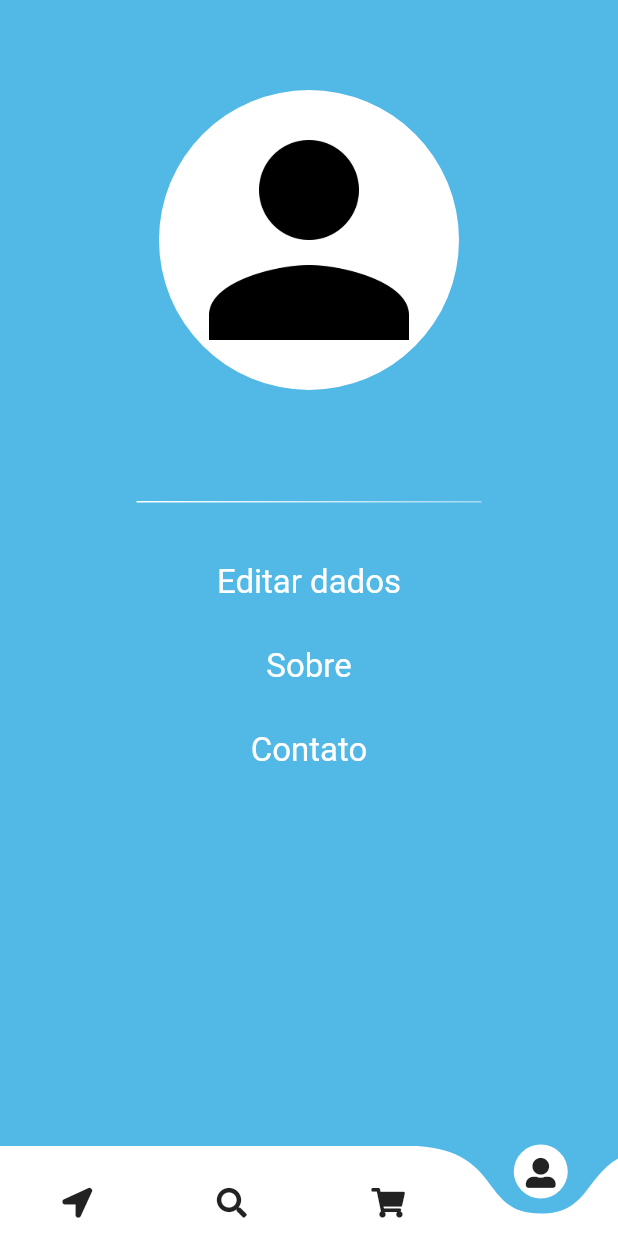
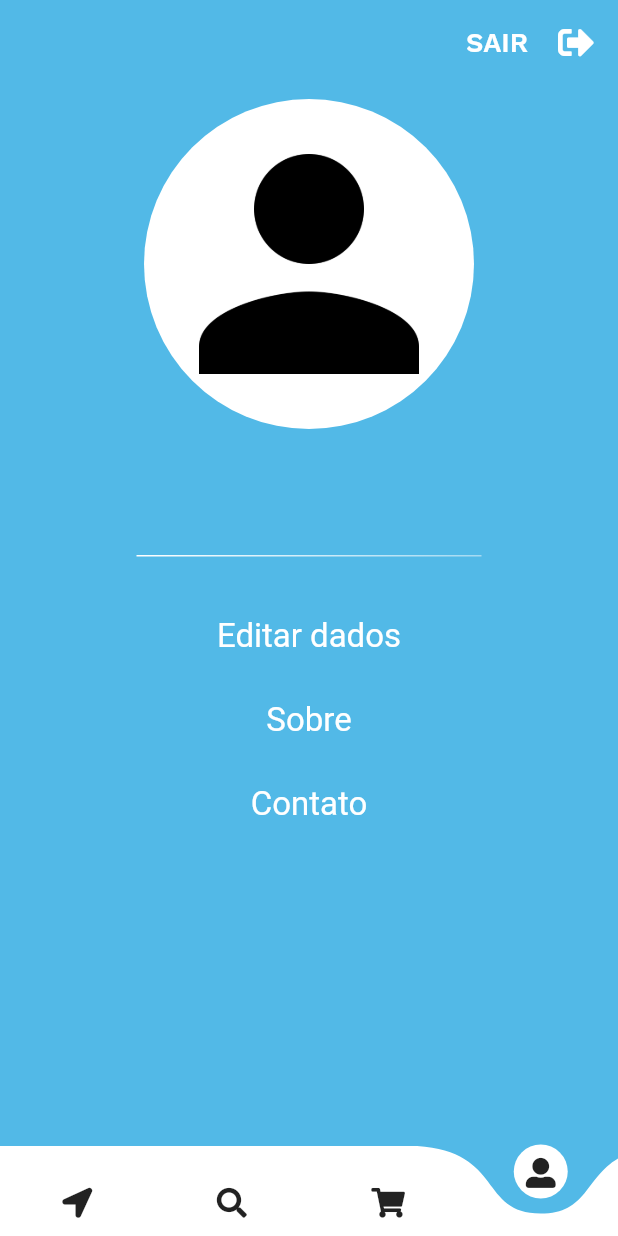
Before and after one commit to lenigmacedo/TCC, a Flutter app: the HomeScreen screen opened directly, item 4 of the bottom bar chosen, on a phone screen of 412 x 824 dp. Run offline on Flutter 3.47's test engine with Material 2 defaults, Android fonts, the phone set to English and light mode, and no system bars; drawn by our look-alikes of curved_navigation_bar; our stand-ins replace cloud_firestore, email_validator, firebase_auth, flushbar, font_awesome_flutter, google_sign_in; missing offline and left inert: flutter_facebook_login; accounts and stored records are empty; Roboto replaces fonts that are missing (WorksSansRegular); project files that could hold a hidden picture were left out.

```diff
--- a/lib/main.dart
+++ b/lib/main.dart
@@ -17,7 +17,7 @@ class MyApp extends StatelessWidget {
       child: MaterialApp(
           title: "Ubmedy",
           debugShowCheckedModeBanner: false,
-          home: HomeScreen()),
+          home: SplashScreen()),
     );
   }
 }
--- a/lib/ui/HomeScreen.dart
+++ b/lib/ui/HomeScreen.dart
@@ -26,6 +26,41 @@ class _HomeScreenState extends State<HomeScreen> {
     Theme.Settings.orientation;
 
     return Scaffold(
+        appBar: _page == 3
+            ? AppBar(
+                automaticallyImplyLeading: false,
+                backgroundColor: Theme.ColorsTheme.primaryColor,
+                elevation: 0,
+                actions: <Widget>[
+                  FlatButton(
+                    shape: RoundedRectangleBorder(
+                        borderRadius: BorderRadius.circular(9)),
+                    highlightColor: Colors.transparent,
+                    splashColor: Colors.white54,
+                    child: Row(
+                      children: <Widget>[
+                        Text(
+                          "SAIR",
+                          style: TextStyle(
+                              color: Colors.white,
+                              fontSize: 18.0,
+                              fontFamily: "WorkSansSemiBold"),
+                        ),
+                        Padding(
+                            padding: EdgeInsets.only(left: 20),
+                            child: Icon(
+                              FontAwesomeIcons.signOutAlt,
+                              color: Colors.white,
+                            ))
+                      ],
+                    ),
+                    onPressed: () {
+                      _showDialog();
+                    },
+                  ),
+                ],
+              )
+            : null,
         bottomNavigationBar: CurvedNavigationBar(
           animationCurve: Curves.decelerate,
           index: 0,
@@ -43,11 +78,13 @@ class _HomeScreenState extends State<HomeScreen> {
             setState(() {
               _page = index;
               _pageController.animateToPage(_page,
-                  duration: Duration(milliseconds: 500), curve: Curves.decelerate);
+                  duration: Duration(milliseconds: 500),
+                  curve: Curves.decelerate);
             });
           },
         ),
         body: PageView(
+          physics: NeverScrollableScrollPhysics(),
           controller: _pageController,
           children: <Widget>[
             _buildNearbyPlaces(context),
@@ -92,7 +129,11 @@ class _HomeScreenState extends State<HomeScreen> {
   }
 
   Widget _buildProfile(BuildContext context) {
-    return ScopedModelDescendant<UserModel>(
+    return SingleChildScrollView(
+      physics: MediaQuery.of(context).size.height >= 600
+          ? NeverScrollableScrollPhysics()
+          : AlwaysScrollableScrollPhysics(),
+      child: ScopedModelDescendant<UserModel>(
         builder: (context, child, model) {
           FirebaseAuth.instance.currentUser().then((user) {
             setState(() {
@@ -104,18 +145,21 @@ class _HomeScreenState extends State<HomeScreen> {
             this._userName = model.userData["name"];
           }
           return Column(
+            mainAxisSize: MainAxisSize.max,
             children: <Widget>[
               Container(
                 width: MediaQuery.of(context).size.width,
-                height: MediaQuery.of(context).size.height - 60,
+                height: MediaQuery.of(context).size.height >= 800
+                    ? MediaQuery.of(context).size.height - 60
+                    : 740,
                 color: Theme.ColorsTheme.primaryColor,
                 child: Column(
                   children: <Widget>[
                     Padding(
-                        padding: EdgeInsets.only(top: 60),
+                        padding: EdgeInsets.only(top: 10),
                         child: Container(
-                          width: 200,
-                          height: 200,
+                          width: 220,
+                          height: 220,
                           child: CircleAvatar(
                             backgroundColor: Colors.white,
                             radius: 20,
@@ -126,7 +170,7 @@ class _HomeScreenState extends State<HomeScreen> {
                           ),
                         )),
                     Padding(
-                      padding: EdgeInsets.only(top: 40, bottom: 5),
+                      padding: EdgeInsets.only(top: 50, bottom: 5),
                       child: Text(
                         _userName,
                         style: TextStyle(
@@ -188,26 +232,100 @@ class _HomeScreenState extends State<HomeScreen> {
                         ),
                         onTap: () {},
                       ),
+                    ),
+                  ],
+                ),
+              ),
+            ],
+          );
+        },
+      ),
+    );
+  }
+
+  void _showDialog() {
+    showDialog(
+      context: context,
+      builder: (BuildContext context) {
+        return AlertDialog(
+          elevation: 11,
+          shape: RoundedRectangleBorder(
+            borderRadius: BorderRadius.circular(8.0),
+          ),
+          title: Text(
+            "SAIR",
+            style: TextStyle(
+              fontFamily: "WorkSansSemiBold",
+              fontSize: 22,
+            ),
+            textAlign: TextAlign.center,
+          ),
+          content: Container(
+            height: 200,
+            width: 260,
+            child: Column(
+              children: <Widget>[
+                Padding(
+                    padding: EdgeInsets.fromLTRB(25, 0, 25, 25),
+                    child: Text(
+                      "Tem certeza que deseja sair?",
+                      style:
+                          TextStyle(fontFamily: "WorkSansMedium", fontSize: 20),
+                    )),
+                Container(
+                    margin: EdgeInsets.only(top: 10, bottom: 20),
+                    decoration: new BoxDecoration(
+                      borderRadius: BorderRadius.all(Radius.circular(5.0)),
+                      gradient: new LinearGradient(
+                          colors: [
+                            Theme.ColorsTheme.secondaryColor,
+                            Theme.ColorsTheme.primaryColor
+                          ],
+                          begin: const FractionalOffset(0.2, 0.2),
+                          end: const FractionalOffset(1.0, 1.0),
+                          stops: [0.0, 1.0],
+                          tileMode: TileMode.clamp),
+                    ),
+                    child: MaterialButton(
+                      highlightColor: Colors.transparent,
+                      splashColor: Theme.ColorsTheme.primaryColor,
+                      child: Padding(
+                        padding: const EdgeInsets.symmetric(horizontal: 20.0),
+                        child: Text(
+                          "SAIR",
+                          style: TextStyle(
+                              color: Colors.white,
+                              fontSize: 20.0,
+                              fontFamily: "WorkSansBold"),
+                        ),
+                      ),
+                      onPressed: () {
+                        UserModel().signOut();
+                        _googleSignIn.signOut();
+                        Navigator.of(context).pushReplacement(MaterialPageRoute(
+                            builder: (context) => LoginScreen()));
+                      },
+                    )),
+                MaterialButton(
+                  highlightColor: Colors.transparent,
+                  splashColor: Colors.grey[200],
+                  child: Padding(
+                    padding: const EdgeInsets.symmetric(horizontal: 20.0),
+                    child: Text(
+                      "Cancelar",
+                      style: TextStyle(
+                          fontSize: 20.0, fontFamily: "WorkSansMedium"),
+                    ),
+                  ),
+                  onPressed: () {
+                    Navigator.of(context).pop();
+                  },
                 )
               ],
-                )),
-          ],
+            ),
+          ),
         );
       },
     );
   }
 }
-
-/*
-
- FlatButton(
-                  onPressed: () {
-                    model.signOut();
-                    _googleSignIn.signOut();
-                    Navigator.of(context).pushReplacement(
-                        MaterialPageRoute(builder: (context) => LoginScreen()));
-                  },
-                  child: Text("Sair"))
-
-
- */
```
Lines whose indentation alone changed are shown as unchanged.
